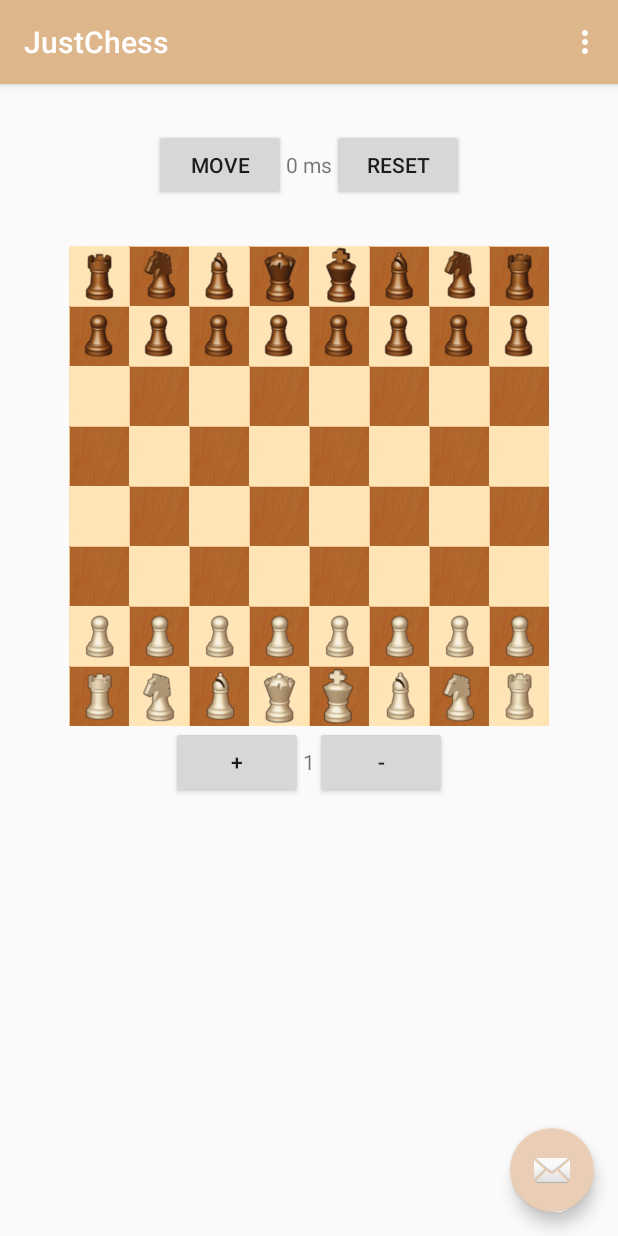
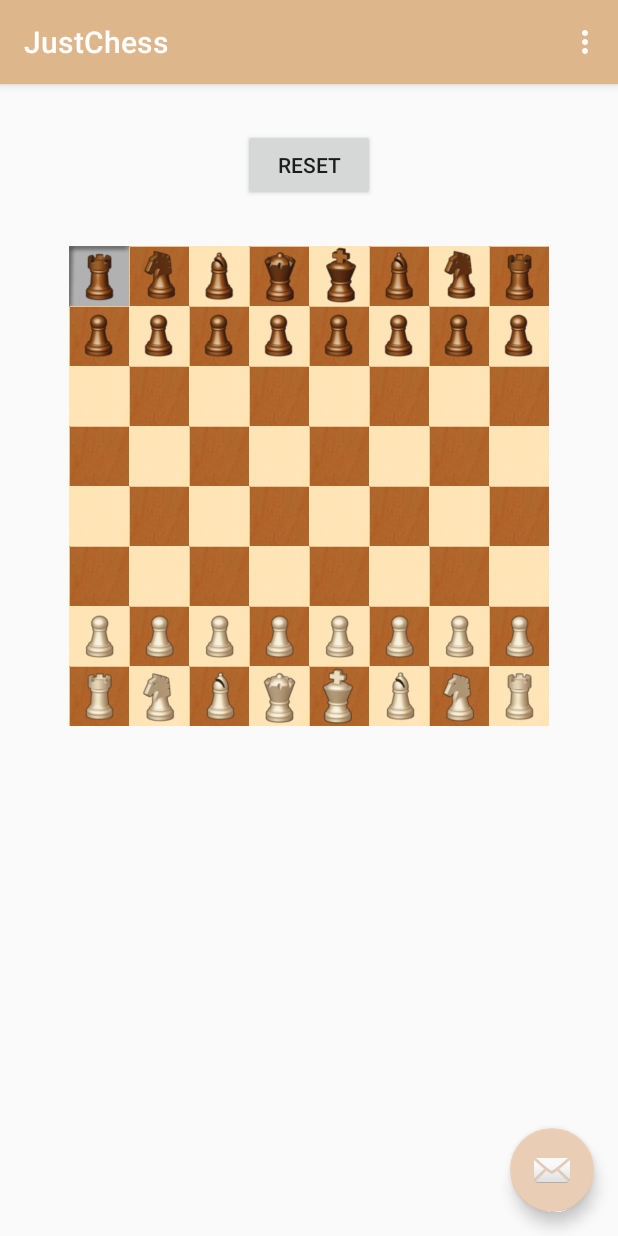
Before and after one commit to alaskalinuxuser/app_JustChess, an Android app: the MainActivity screen opened directly, with no data from a screen before it, after a tap on an icon or button, on a phone screen of 412 x 824 dp. Run offline under Robolectric (Android 15) with nearby library versions, the phone set to English and light mode, and no system bars; 2 other taps on this screen came first.

Commit message:
Release ver 1.0, Added move highlighting.

```diff
--- a/app/src/main/java/com/alaskalinuxuser/justchess/MainActivity.java
+++ b/app/src/main/java/com/alaskalinuxuser/justchess/MainActivity.java
@@ -63,8 +63,6 @@ public class MainActivity extends AppCompatActivity {
     boolean wTurn, firstClick;
     String tryMove;
 
-    static Button nextMoveB,pB,mB;
-    static TextView pN, tVms, mCtv;
     static String moveOptions;
     static long startTime, stopTime;
     static int searchDepth, firstNum;
@@ -88,33 +86,10 @@ public class MainActivity extends AppCompatActivity {
         firstClick = false;
 
         moveOptions = "Move Options";
-        pB = (Button)findViewById(R.id.plusB);
-        mB = (Button)findViewById(R.id.minusB);
-        pN = (TextView)findViewById(R.id.plyNum);
-        tVms = (TextView)findViewById(R.id.timeText);
-        mCtv = (TextView)findViewById(R.id.moveChoiceText);
-
-        mCtv.setText(moveOptions);
-
-        pN.setText(String.valueOf(searchDepth));
-
-        nextMoveB = (Button)findViewById(R.id.nextMoveButton);
 
         // Declare all of our image views programatically.
         for (int i=0; i<64; i++) {
             chessImage[i]=(ImageView)findViewById(imageViews[i]);
-            chessImage[i].setBackgroundResource(R.drawable.dark);
-
-            if (i==1 || i==3 || i==5 || i==7 ||
-                    i==8 || i==10 || i==12 || i==14 ||
-                    i==17 || i==19 || i==21 || i==23 ||
-                    i==24 || i==26 || i==28 || i==30 ||
-                    i==33 || i==35 || i==37 || i==39 ||
-                    i==40 || i==42 || i==44 || i==46 ||
-                    i==49 || i==51 || i==53 || i==55 ||
-                    i==56 || i==58 || i==60 || i==62) {
-                chessImage[i].setBackgroundResource(R.drawable.light);
-            }
         } // checker board.
 
         //Start a new game.
@@ -198,9 +173,6 @@ public class MainActivity extends AppCompatActivity {
             // draw the board.
             drawBoardPieces();
             // rename the move button.
-            nextMoveB.setText("Move");
-            tVms.setText(String.valueOf(stopTime-startTime) + " ms");
-            mCtv.setText(moveOptions);
         } else {
             engineStrength=2;
             getNextMove();
@@ -209,7 +181,6 @@ public class MainActivity extends AppCompatActivity {
 
     public void buttonNextMove (View view) {
 
-        nextMoveB.setText("Thinking...");
         moveOptions= terminal("availMoves,"+String.valueOf(wTurn));
 
         /*
@@ -379,16 +350,41 @@ public class MainActivity extends AppCompatActivity {
             }
             tryMove = "";
             myMove = "";
-            mCtv.setText(moveOptions);
+            drawBoardPieces();
 
         } else {
             firstNum = number;
-            firstClick = true;
-            tryMove = String.valueOf(theBoard[number]) + played;
-            Log.i("WJH", tryMove);
-            String query = terminal("pieceMoves,"+ String.valueOf(theBoard[number]) +
-                    "," + played);
-            mCtv.setText(query);
+            try {
+                chessImage[firstNum].setBackgroundResource(R.drawable.highlight);
+                firstClick = true;
+                tryMove = String.valueOf(theBoard[number]) + played;
+                Log.i("WJH", tryMove);
+                String query = terminal("pieceMoves,"+ String.valueOf(theBoard[number]) +
+                        "," + played);
+                String[] stringArray = query.split(",");
+                if (stringArray.length > 0) {
+                    for (int i=0; i<stringArray.length; i++) {
+
+                        String temp = stringArray[i];
+                        if (temp.equalsIgnoreCase("K-0-0R")) {
+                            chessImage[6].setBackgroundResource(R.drawable.highlight);;
+                        } else if (temp.equalsIgnoreCase("K0-0-0")) {
+                            chessImage[2].setBackgroundResource(R.drawable.highlight);;
+                        } else if (temp.equalsIgnoreCase("k-0-0r")) {
+                            chessImage[62].setBackgroundResource(R.drawable.highlight);;
+                        } else if (temp.equalsIgnoreCase("k0-0-0")) {
+                            chessImage[58].setBackgroundResource(R.drawable.highlight);;
+                        } else {
+                            temp = String.valueOf(stringArray[i].charAt(3)) +
+                                    String.valueOf(stringArray[i].charAt(4));
+                            int highlightThis = Integer.parseInt(temp);
+                            chessImage[highlightThis].setBackgroundResource(R.drawable.highlight);
+                        }
+                    }
+                }
+            } catch (Exception e) {
+                // Do nothing.
+            }
         }
 
     } // End clicked piece.
@@ -396,14 +392,12 @@ public class MainActivity extends AppCompatActivity {
     public void plyAdjustPlus(View view) {
 
         engineStrength++;
-        pN.setText(String.valueOf(engineStrength));
 
     } // End ply plus.
 
     public void plyAdjustMinus(View view) {
 
         engineStrength--;
-        pN.setText(String.valueOf(engineStrength));
 
     } // end ply minus.
 
@@ -411,10 +405,7 @@ public class MainActivity extends AppCompatActivity {
         // Call for a new game and redraw the board.
         terminal("newGame");
         wTurn = true;
-        pN.setText(String.valueOf(engineStrength));
         drawBoardPieces();
-        nextMoveB.setText("Move");
-        mCtv.setText(moveOptions);
     } // End reset game.
 
 } // End main.
--- a/app/src/main/java/com/alaskalinuxuser/justchess/TheUserInterface.java
+++ b/app/src/main/java/com/alaskalinuxuser/justchess/TheUserInterface.java
@@ -23,6 +23,17 @@ public class TheUserInterface {
     public static void drawBoardPieces() {
 
         for (int i=0; i<64; i++) {
+            chessImage[i].setBackgroundResource(R.drawable.dark);
+            if (i==1 || i==3 || i==5 || i==7 ||
+                    i==8 || i==10 || i==12 || i==14 ||
+                    i==17 || i==19 || i==21 || i==23 ||
+                    i==24 || i==26 || i==28 || i==30 ||
+                    i==33 || i==35 || i==37 || i==39 ||
+                    i==40 || i==42 || i==44 || i==46 ||
+                    i==49 || i==51 || i==53 || i==55 ||
+                    i==56 || i==58 || i==60 || i==62) {
+                chessImage[i].setBackgroundResource(R.drawable.light);
+            }
 
             switch (theBoard[i]) {
                 case '*': chessImage[i].setImageResource(R.drawable.empty);
--- a/app/src/main/res/layout/content_main.xml
+++ b/app/src/main/res/layout/content_main.xml
@@ -16,23 +16,6 @@ android:layout_height="wrap_content"
 android:orientation="horizontal"
 android:gravity="center"
 android:layout_margin="30dp">
-
-<Button
-    android:id="@+id/nextMoveButton"
-    android:layout_width="wrap_content"
-    android:layout_height="wrap_content"
-    android:layout_weight="1"
-    android:onClick="buttonNextMove"
-    android:text="Move"
-    tools:layout_editor_absoluteX="148dp"
-    tools:layout_editor_absoluteY="130dp" />
-
-<TextView
-    android:id="@+id/timeText"
-    android:layout_width="wrap_content"
-    android:layout_height="wrap_content"
-    android:layout_weight="1"
-    android:text="time" />
 
 <Button
     android:id="@+id/resetButton"
@@ -698,33 +681,9 @@ android:layout_height="wrap_content"
 android:gravity="center"
 android:orientation="horizontal">
 
-<Button
-    android:id="@+id/plusB"
-    android:layout_width="wrap_content"
-    android:layout_height="wrap_content"
-    android:onClick="plyAdjustPlus"
-    android:text="+" />
 
-<TextView
-    android:id="@+id/plyNum"
-    android:layout_width="wrap_content"
-    android:layout_height="wrap_content"
-    android:text="TextView" />
-
-<Button
-    android:id="@+id/minusB"
-    android:layout_width="wrap_content"
-    android:layout_height="wrap_content"
-    android:onClick="plyAdjustMinus"
-    android:text="-" />
 </LinearLayout>
 
-<TextView
-android:id="@+id/moveChoiceText"
-android:layout_width="match_parent"
-android:layout_height="wrap_content"
-android:layout_margin="5dp"
-android:gravity="center"
-android:text="TextView" />
+
 
     </LinearLayout>
```
Also changed, not shown: app/src/main/res/drawable/highlight.png (added), 3 other files.
